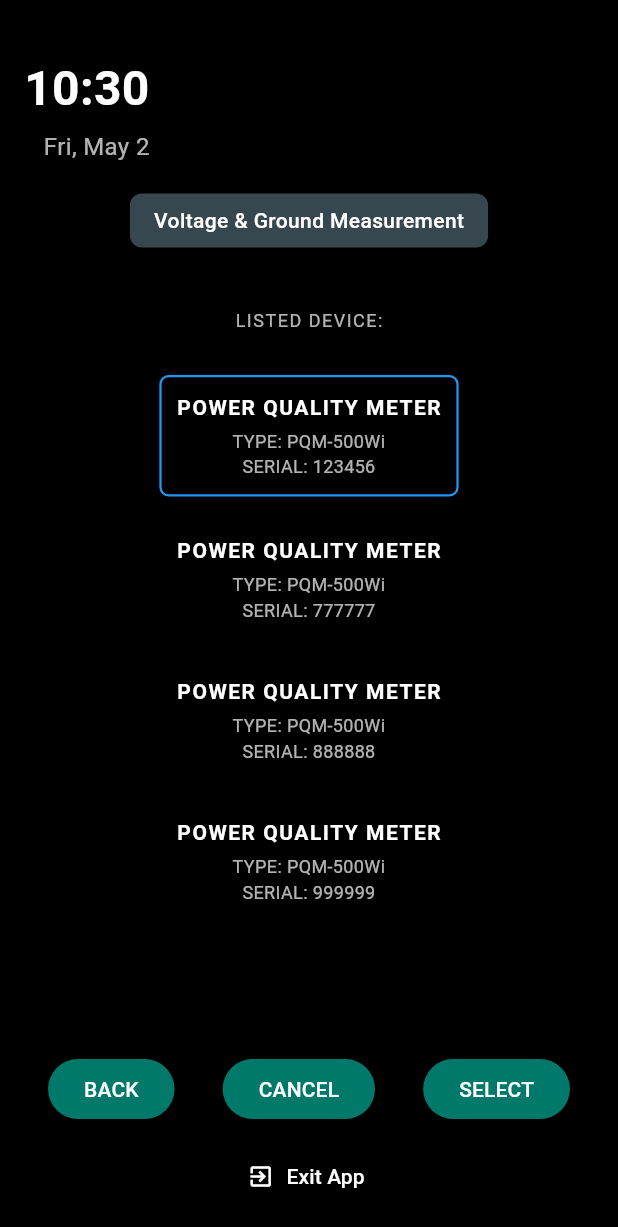
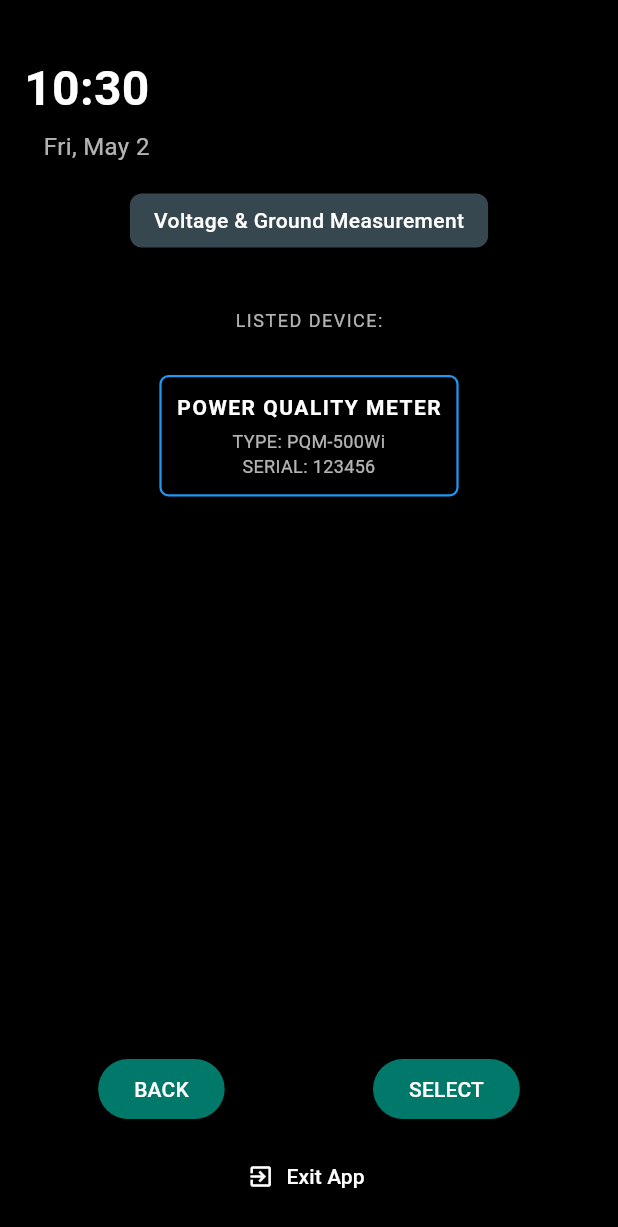
Before and after one commit to YendiOktavianto/pqm_wifi_ap, a Flutter app: the MainMenuPage screen opened directly, after a tap on "Voltage & Ground Measurement", on a phone screen of 412 x 824 dp. Shown: the top 1227 px of the screen. Run offline on Flutter 3.47's test engine with Material 3 defaults, Android fonts, the light colour scheme and no system bars; our stand-ins replace google_fonts; missing offline and left inert: android_intent_plus, app_settings, wifi_iot.

Commit message:
Clear unused button and other component in UI

```diff
--- a/lib/views/connected_device_page.dart
+++ b/lib/views/connected_device_page.dart
@@ -94,14 +94,6 @@ class ConnectedDevicePage extends StatelessWidget {
                       backgroundColor: Colors.teal,
                       foregroundColor: Colors.white,
                     ),
-                    onPressed: () {},
-                    child: const Text('CANCEL'),
-                  ),
-                  ElevatedButton(
-                    style: ElevatedButton.styleFrom(
-                      backgroundColor: Colors.teal,
-                      foregroundColor: Colors.white,
-                    ),
                     onPressed: () {
                       Navigator.pushReplacement(
                         context,
--- a/lib/views/device_list_page.dart
+++ b/lib/views/device_list_page.dart
@@ -17,9 +17,6 @@ class _DeviceListPageState extends State<DeviceListPage> {
 
   final List<Map<String, String>> devices = [
     {'type': 'PQM-500Wi', 'serial': '123456'},
-    {'type': 'PQM-500Wi', 'serial': '777777'},
-    {'type': 'PQM-500Wi', 'serial': '888888'},
-    {'type': 'PQM-500Wi', 'serial': '999999'},
   ];
 
   @override
@@ -82,16 +79,6 @@ class _DeviceListPageState extends State<DeviceListPage> {
                     ),
                     child: const Text(
                       'BACK',
-                      style: TextStyle(color: Colors.white),
-                    ),
-                  ),
-                  ElevatedButton(
-                    onPressed: () {},
-                    style: ElevatedButton.styleFrom(
-                      backgroundColor: Colors.teal[700],
-                    ),
-                    child: const Text(
-                      'CANCEL',
                       style: TextStyle(color: Colors.white),
                     ),
                   ),
--- a/lib/views/main_menu_page.dart
+++ b/lib/views/main_menu_page.dart
@@ -4,7 +4,6 @@ import 'device_list_page.dart';
 import 'second_welcome_page.dart';
 import 'open_search_file_page.dart';
 import 'rename_file_page.dart';
-import 'export_search_file_page.dart';
 import '../widgets/date_time_display.dart';
 import '../widgets/exit_app_button.dart';
 
@@ -21,36 +20,8 @@ class MainMenuPage extends StatelessWidget {
           crossAxisAlignment: CrossAxisAlignment.end,
           children: [
             SizedBox(height: 40),
-            // Waktu
             Align(alignment: Alignment.topLeft, child: const DateTimeDisplay()),
-            SizedBox(height: 20),
-
-            // Tombol Bluetooth
-            ElevatedButton.icon(
-              onPressed: () {},
-              icon: Container(
-                padding: const EdgeInsets.all(6),
-                decoration: const BoxDecoration(
-                  color: Colors.blue,
-                  shape: BoxShape.circle,
-                ),
-                child: const Icon(
-                  Icons.wifi,
-                  color: Colors.white,
-                  size: 20,
-                ),
-              ),
-              label: Text(
-                "Turn WIFI ON",
-                style: TextStyle(color: Colors.white),
-              ),
-              style: ElevatedButton.styleFrom(
-                backgroundColor: Colors.teal,
-                padding: EdgeInsets.symmetric(horizontal: 20, vertical: 6),
-              ),
-            ),
-            SizedBox(height: 20),
-
+            SizedBox(height: 40),
             // Menu Buttons
             _buildMenuButton(
               "Voltage & Ground Measurement",
@@ -64,29 +35,8 @@ class MainMenuPage extends StatelessWidget {
               context,
               OpenSearchFilePage(),
             ),
-            _buildMenuButton(
-              "Rename File",
-              "assets/images/Rename_File_Logo.png",
-              context,
-              RenameFilePage(),
-            ),
-            _buildMenuButton(
-              "Export File",
-              "assets/images/Export_File_Logo.png",
-              context,
-              ExportSearchFilePage(),
-            ),
-            _buildMenuButton(
-              "Setting",
-              "assets/images/Setting_Logo.png",
-              context,
-              null,
-            ),
-
             SizedBox(height: 20),
-
             Spacer(),
-
             // Action Buttons
             Row(
               mainAxisAlignment: MainAxisAlignment.spaceEvenly,
@@ -97,8 +47,6 @@ class MainMenuPage extends StatelessWidget {
                   context,
                   SecondWelcomePage(),
                 ),
-                _buildActionButton("CANCEL", Colors.teal, context, null),
-                _buildActionButton("SAVE", Colors.teal, context, null),
               ],
             ),
             SizedBox(height: 20),
```
Also changed, not shown: lib/views/measurement_page.dart (+104 -72 lines), lib/views/second_welcome_page.dart (+0 -25 lines), 1 other file.
